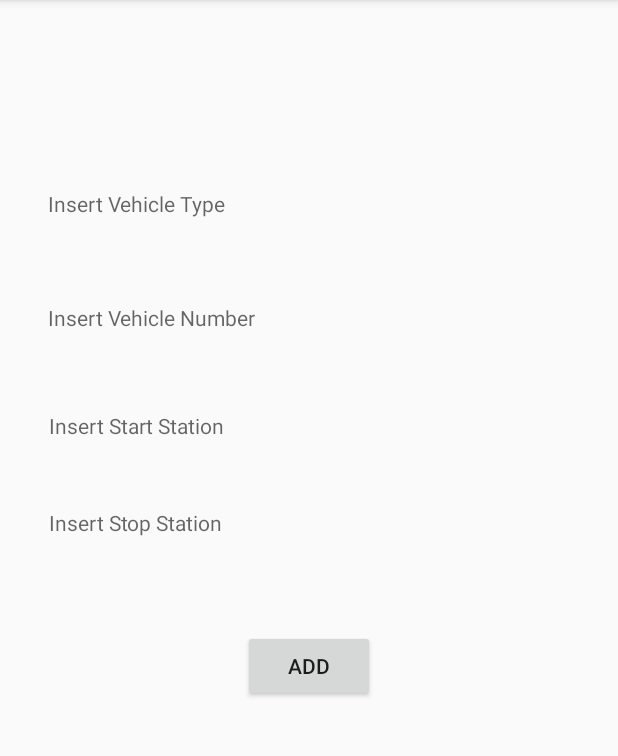
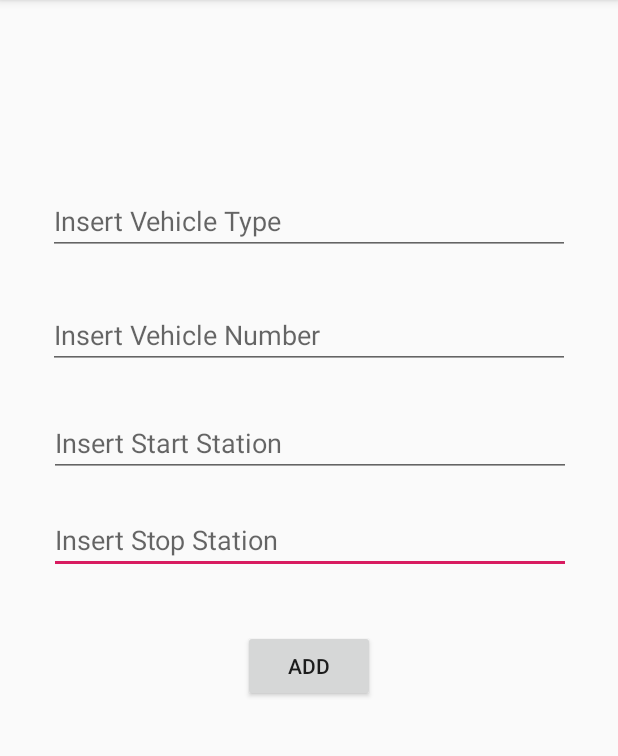
Before and after one commit to FabianTalos/MSA-project, an Android app: the screen it shows after launch (MainActivity), after a tap on "ADD", on a phone screen of 412 x 824 dp, the part 84-840 px from its top. Run offline under Robolectric (Android 15) with nearby library versions, the phone set to English and light mode, and no system bars; our stand-ins replace Firebase (no records; nobody signed in at launch, a user with empty details on screens opened directly).

```diff
--- a/app/src/main/java/com/example/publictransportationapp/MainActivity.java
+++ b/app/src/main/java/com/example/publictransportationapp/MainActivity.java
@@ -23,21 +23,24 @@ public class MainActivity extends AppCompatActivity {
         super.onCreate(savedInstanceState);
         setContentView(R.layout.activity_main);
 
-        vehicleType = (EditText) findViewById(R.id.vehicleType);
-        vehicleNumber = (EditText)findViewById(R.id.vehicleNumber);
-        vehicleStart = (EditText)findViewById(R.id.vehicleStart);
-        vehicleStop = (EditText)findViewById(R.id.vehicleStop);
+        vehicleType = findViewById(R.id.vehicleType);
+        vehicleNumber = findViewById(R.id.vehicleNumber);
+        vehicleStart = findViewById(R.id.vehicleStart);
+        vehicleStop = findViewById(R.id.vehicleStop);
         buttonAdd = (Button)findViewById(R.id.buttonAdd);
-        transport = new Transport();
+
         fbdb = FirebaseDatabase.getInstance().getReference().child("Transport");
 
         buttonAdd.setOnClickListener(new View.OnClickListener() {
             @Override
             public void onClick(View view) {
-                transport.setType(vehicleType.getText().toString().trim());
-                transport.setNumber(vehicleNumber.getText().toString().trim());
-                transport.setStart(vehicleStart.getText().toString().trim());
-                transport.setStop(vehicleStop.getText().toString().trim());
+                String type = vehicleType.getText().toString().trim();
+                String number = (vehicleNumber.getText().toString().trim());
+                String start = (vehicleStart.getText().toString().trim());
+                String stop = (vehicleStop.getText().toString().trim());
+
+                Transport transport = new Transport(type, number, start, stop);
+
                 fbdb.push().setValue(transport);
 
                 Toast.makeText(MainActivity.this, "Data added to database!", Toast.LENGTH_LONG).show();
--- a/app/src/main/java/com/example/publictransportationapp/Transport.java
+++ b/app/src/main/java/com/example/publictransportationapp/Transport.java
@@ -1,7 +1,16 @@
 package com.example.publictransportationapp;
 
 public class Transport {
-    private String type, number, start, stop;
+
+    String type, number, start, stop;
+
+    public Transport(String type, String number, String start, String stop)
+    {
+        this.type = type;
+        this.number = number;
+        this.start = start;
+        this.stop = stop;
+    }
 
     public String getType() {
         return type;
--- a/app/src/main/res/layout/activity_main.xml
+++ b/app/src/main/res/layout/activity_main.xml
@@ -6,7 +6,7 @@
     android:layout_height="match_parent"
     tools:context=".MainActivity">
 
-    <TextView
+    <EditText
         android:id="@+id/vehicleStop"
         android:layout_width="348dp"
         android:layout_height="44dp"
@@ -25,7 +25,7 @@
         app:layout_constraintVertical_bias="1.0"
         tools:ignore="TextContrastCheck" />
 
-    <TextView
+    <EditText
         android:id="@+id/vehicleNumber"
         android:layout_width="348dp"
         android:layout_height="44dp"
@@ -42,7 +42,7 @@
         app:layout_constraintTop_toBottomOf="@+id/vehicleType"
         tools:ignore="TextContrastCheck" />
 
-    <TextView
+    <EditText
         android:id="@+id/vehicleType"
         android:layout_width="348dp"
         android:layout_height="44dp"
@@ -59,7 +59,7 @@
         app:layout_constraintTop_toTopOf="parent"
         tools:ignore="TextContrastCheck" />
 
-    <TextView
+    <EditText
         android:id="@+id/vehicleStart"
         android:layout_width="348dp"
         android:layout_height="44dp"
```
